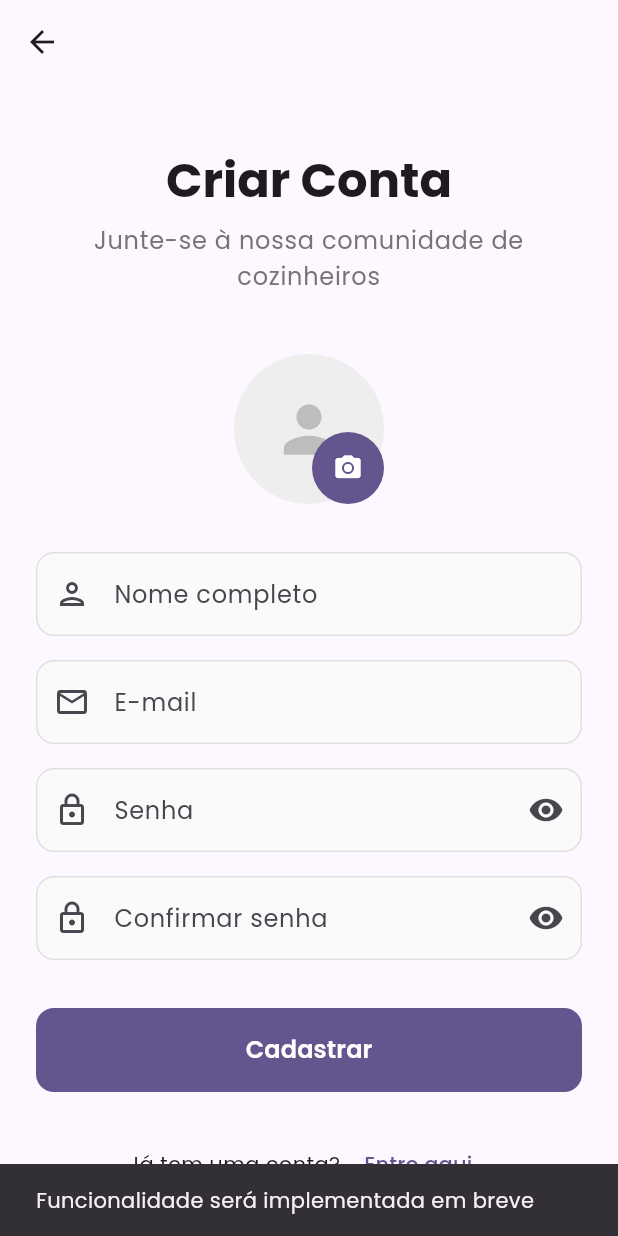
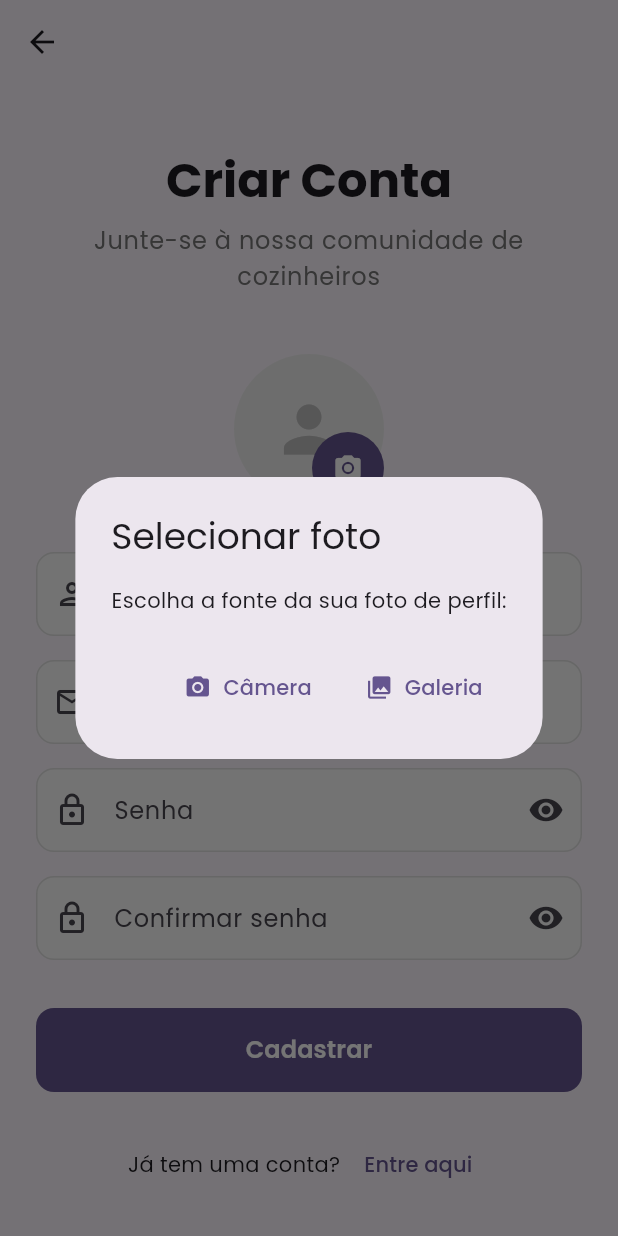
Before and after one commit to tallesdss/novorepositorio, a Flutter app: the RegisterScreen screen opened by its route, after a tap on the "camera alt" icon, on a phone screen of 412 x 824 dp. Run offline on Flutter 3.47's test engine with Material 3 defaults, Android fonts, the phone set to English and light mode, and no system bars; our stand-ins replace go_router, google_fonts, image_picker.

Commit message:
Adiciona funcionalidade de seleção de imagem no registro de usuário, permitindo escolher entre câmera e galeria, além de exibir a imagem selecionada no avatar.

```diff
--- a/lib/screens/auth/register_screen.dart
+++ b/lib/screens/auth/register_screen.dart
@@ -1,6 +1,8 @@
 import 'package:flutter/material.dart';
 import 'package:go_router/go_router.dart';
 import 'package:provider/provider.dart';
+import 'package:image_picker/image_picker.dart';
+import 'dart:io';
 import '../../providers/auth_provider.dart';
 import '../../widgets/custom_text_field.dart';
 import '../../widgets/custom_button.dart';
@@ -20,6 +22,8 @@ class _RegisterScreenState extends State<RegisterScreen> {
   final _confirmPasswordController = TextEditingController();
   bool _obscurePassword = true;
   bool _obscureConfirmPassword = true;
+  File? _selectedImage;
+  final ImagePicker _imagePicker = ImagePicker();
 
   @override
   void dispose() {
@@ -28,6 +32,76 @@ class _RegisterScreenState extends State<RegisterScreen> {
     _passwordController.dispose();
     _confirmPasswordController.dispose();
     super.dispose();
+  }
+
+  Future<void> _pickImage(ImageSource source) async {
+    try {
+      final XFile? pickedFile = await _imagePicker.pickImage(
+        source: source,
+        maxWidth: 512,
+        maxHeight: 512,
+        imageQuality: 80,
+      );
+
+      if (pickedFile != null) {
+        setState(() {
+          _selectedImage = File(pickedFile.path);
+        });
+      }
+    } catch (e) {
+      if (mounted) {
+        ScaffoldMessenger.of(context).showSnackBar(
+          SnackBar(
+            content: Text('Erro ao selecionar imagem: $e'),
+            backgroundColor: Colors.red,
+          ),
+        );
+      }
+    }
+  }
+
+  void _showImageSourceDialog() {
+    showDialog(
+      context: context,
+      builder: (BuildContext context) {
+        return AlertDialog(
+          title: const Text('Selecionar foto'),
+          content: const Text('Escolha a fonte da sua foto de perfil:'),
+          actions: [
+            TextButton.icon(
+              onPressed: () {
+                Navigator.of(context).pop();
+                _pickImage(ImageSource.camera);
+              },
+              icon: const Icon(Icons.camera_alt),
+              label: const Text('Câmera'),
+            ),
+            TextButton.icon(
+              onPressed: () {
+                Navigator.of(context).pop();
+                _pickImage(ImageSource.gallery);
+              },
+              icon: const Icon(Icons.photo_library),
+              label: const Text('Galeria'),
+            ),
+            if (_selectedImage != null)
+              TextButton.icon(
+                onPressed: () {
+                  Navigator.of(context).pop();
+                  setState(() {
+                    _selectedImage = null;
+                  });
+                },
+                icon: const Icon(Icons.delete),
+                label: const Text('Remover'),
+                style: TextButton.styleFrom(
+                  foregroundColor: Colors.red,
+                ),
+              ),
+          ],
+        );
+      },
+    );
   }
 
   Future<void> _handleRegister() async {
@@ -100,11 +174,16 @@ class _RegisterScreenState extends State<RegisterScreen> {
                       CircleAvatar(
                         radius: 50,
                         backgroundColor: Colors.grey[200],
-                        child: Icon(
-                          Icons.person,
-                          size: 50,
-                          color: Colors.grey[400],
-                        ),
+                        backgroundImage: _selectedImage != null
+                          ? FileImage(_selectedImage!)
+                          : null,
+                        child: _selectedImage == null
+                          ? Icon(
+                              Icons.person,
+                              size: 50,
+                              color: Colors.grey[400],
+                            )
+                          : null,
                       ),
                       Positioned(
                         bottom: 0,
@@ -120,14 +199,7 @@ class _RegisterScreenState extends State<RegisterScreen> {
                               color: Colors.white,
                               size: 20,
                             ),
-                            onPressed: () {
-                              // TODO: Implementar seleção de imagem
-                              ScaffoldMessenger.of(context).showSnackBar(
-                                const SnackBar(
-                                  content: Text('Funcionalidade será implementada em breve'),
-                                ),
-                              );
-                            },
+                            onPressed: _showImageSourceDialog,
                           ),
                         ),
                       ),
```
